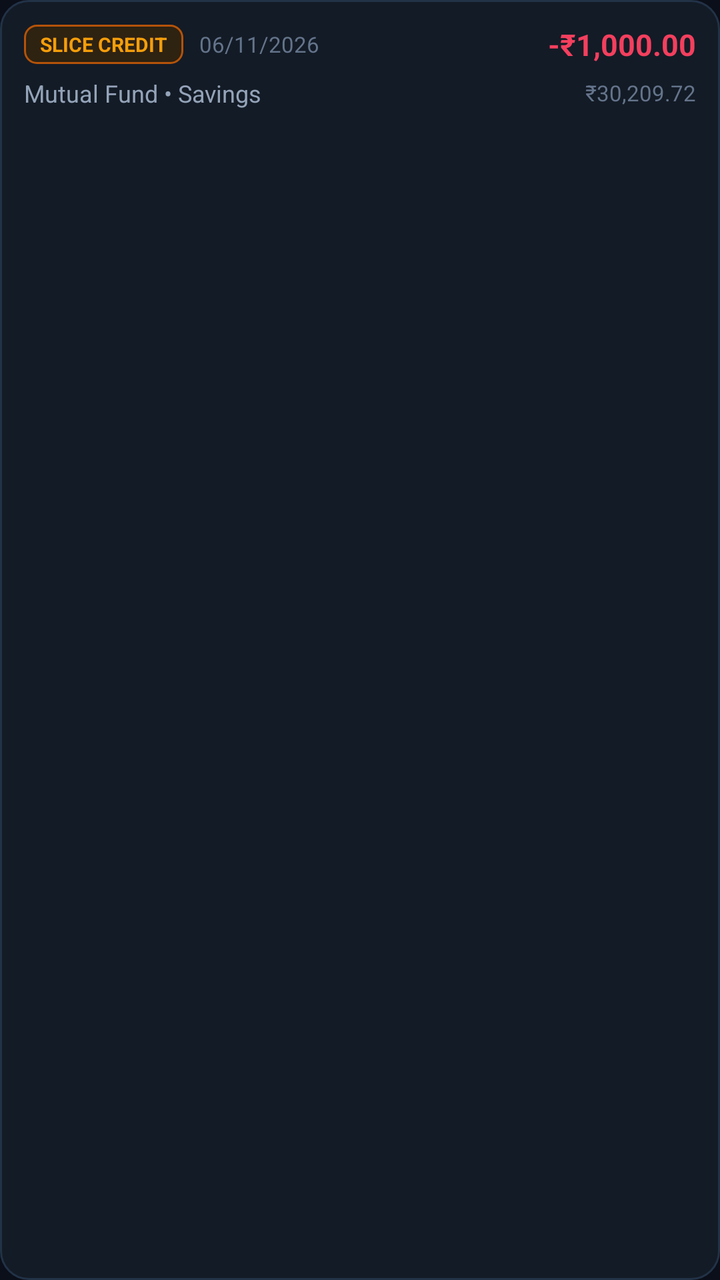
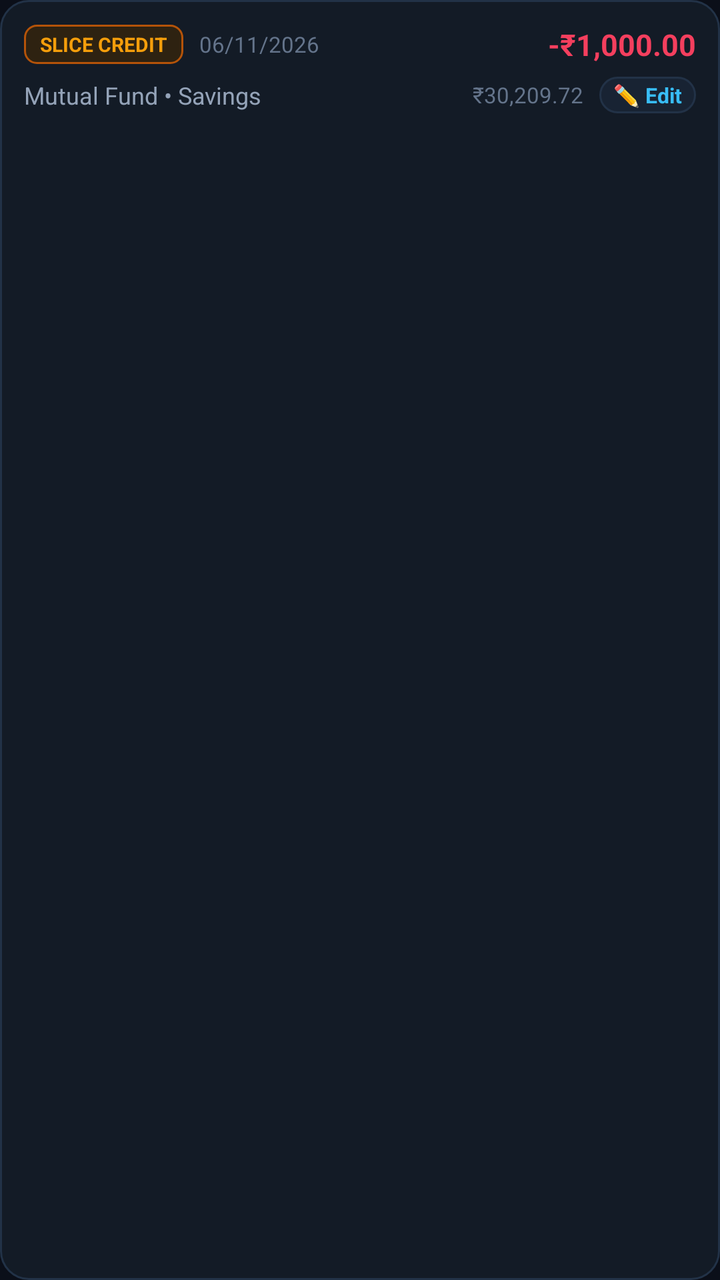

The first picture is an Android layout as it rendered before a commit; the second is the same layout after the commit. The layout source and the unified diff follow.
<!-- AndroidManifest.xml: application theme AppTheme -->
<!-- res/layout/item_transaction.xml -->
<?xml version="1.0" encoding="utf-8"?>
<LinearLayout
    xmlns:android="http://schemas.android.com/apk/res/android"
    android:layout_width="match_parent"
    android:layout_height="wrap_content"
    android:orientation="vertical"
    android:background="@drawable/bg_card"
    android:padding="12dp"
    android:layout_marginBottom="8dp">

    
    <LinearLayout
        android:layout_width="match_parent"
        android:layout_height="wrap_content"
        android:orientation="horizontal"
        android:gravity="center_vertical">

        
        <TextView
            android:id="@+id/tvTxSourceBadge"
            android:layout_width="wrap_content"
            android:layout_height="wrap_content"
            android:text="SLICE CREDIT"
            android:textColor="@color/amber_gold"
            android:textSize="10sp"
            android:textStyle="bold"
            android:background="@drawable/bg_badge_loan"
            android:paddingStart="8dp"
            android:paddingEnd="8dp"
            android:paddingTop="3dp"
            android:paddingBottom="3dp" />

        <TextView
            android:id="@+id/tvTxDate"
            android:layout_width="wrap_content"
            android:layout_height="wrap_content"
            android:layout_marginStart="8dp"
            android:text="06/11/2026"
            android:textColor="@color/text_muted"
            android:textSize="11sp" />

        <View
            android:layout_width="0dp"
            android:layout_height="1dp"
            android:layout_weight="1" />

        
        <TextView
            android:id="@+id/tvTxAmount"
            android:layout_width="wrap_content"
            android:layout_height="wrap_content"
            android:text="-₹1,000.00"
            android:textColor="@color/red_rose"
            android:textSize="15sp"
            android:textStyle="bold" />
    </LinearLayout>

    
    <LinearLayout
        android:layout_width="match_parent"
        android:layout_height="wrap_content"
        android:layout_marginTop="6dp"
        android:orientation="horizontal"
        android:gravity="center_vertical">

        <TextView
            android:id="@+id/tvTxCategoryDesc"
            android:layout_width="0dp"
            android:layout_height="wrap_content"
            android:layout_weight="1"
            android:text="Mutual Fund • Savings"
            android:textColor="@color/text_secondary"
            android:textSize="12sp" />

        <TextView
            android:id="@+id/tvTxRemainder"
            android:layout_width="wrap_content"
            android:layout_height="wrap_content"
            android:text="₹30,209.72"
            android:textColor="@color/text_muted"
            android:textSize="11sp" />
    </LinearLayout>

</LinearLayout>
<!-- resources referenced by this layout -->
<resources>
  <color name="amber_gold">#F59E0B</color>
  <color name="red_rose">#F43F5E</color>
  <color name="text_muted">#64748B</color>
  <color name="text_secondary">#94A3B8</color>
  <!-- drawable bg_badge_loan (drawable) -->
  <?xml version="1.0" encoding="utf-8"?>
  <shape xmlns:android="http://schemas.android.com/apk/res/android"
      android:shape="rectangle">
      <solid android:color="@color/amber_bg" />
      <corners android:radius="6dp" />
      <stroke
          android:width="1dp"
          android:color="#B45309" />
  </shape>
  <!-- drawable bg_card (drawable) -->
  <?xml version="1.0" encoding="utf-8"?>
  <shape xmlns:android="http://schemas.android.com/apk/res/android"
      android:shape="rectangle">
      <solid android:color="@color/bg_card" />
      <corners android:radius="14dp" />
      <stroke
          android:width="1dp"
          android:color="@color/border_dark" />
  </shape>
  <style name="AppTheme" parent="Theme.MaterialComponents.DayNight.NoActionBar">
          <item name="colorPrimary">@color/colorPrimary</item>
          <item name="colorPrimaryDark">@color/colorPrimaryDark</item>
          <item name="colorAccent">@color/colorAccent</item>
          <item name="android:windowBackground">@color/bg_dark</item>
          <item name="android:statusBarColor">@color/bg_dark</item>
          <item name="android:navigationBarColor">@color/nav_bottom_bg</item>
          <item name="android:textColorPrimary">@color/text_primary</item>
          <item name="android:textColorSecondary">@color/text_secondary</item>
      </style>
  <color name="amber_bg">#2E2211</color>
  <color name="bg_card">#131B26</color>
  <color name="border_dark">#223247</color>
  <color name="colorPrimary">#10B981</color>
  <color name="colorPrimaryDark">#0B0F19</color>
  <color name="colorAccent">#10B981</color>
  <color name="bg_dark">#0B0F19</color>
  <color name="nav_bottom_bg">#0E1420</color>
  <color name="text_primary">#F8FAFC</color>
</resources>

<!-- the commit's change to res/layout/item_transaction.xml (unified diff, before → after) -->
@@ -5,6 +5,9 @@
     android:layout_height="wrap_content"
     android:orientation="vertical"
     android:background="@drawable/bg_card"
+    android:foreground="?android:attr/selectableItemBackground"
+    android:clickable="true"
+    android:focusable="true"
     android:padding="12dp"
     android:layout_marginBottom="8dp">
 
@@ -79,6 +82,21 @@
             android:text="₹30,209.72"
             android:textColor="@color/text_muted"
             android:textSize="11sp" />
+
+        <TextView
+            android:id="@+id/btnEditTxItem"
+            android:layout_width="wrap_content"
+            android:layout_height="wrap_content"
+            android:layout_marginStart="8dp"
+            android:background="@drawable/bg_pill_dark"
+            android:text="✏️ Edit"
+            android:textColor="@color/blue_sky"
+            android:textSize="10.5sp"
+            android:textStyle="bold"
+            android:paddingStart="7dp"
+            android:paddingEnd="7dp"
+            android:paddingTop="2dp"
+            android:paddingBottom="2dp" />
     </LinearLayout>
 
 </LinearLayout>
<!-- resource entries referenced after the edit -->
@@ -1,6 +1,7 @@
 <!-- resources referenced by this layout -->
 <resources>
   <color name="amber_gold">#F59E0B</color>
+  <color name="blue_sky">#38BDF8</color>
   <color name="red_rose">#F43F5E</color>
   <color name="text_muted">#64748B</color>
   <color name="text_secondary">#94A3B8</color>
@@ -24,6 +25,16 @@
           android:width="1dp"
           android:color="@color/border_dark" />
   </shape>
+  <!-- drawable bg_pill_dark (drawable) -->
+  <?xml version="1.0" encoding="utf-8"?>
+  <shape xmlns:android="http://schemas.android.com/apk/res/android"
+      android:shape="rectangle">
+      <solid android:color="@color/bg_card_secondary" />
+      <corners android:radius="20dp" />
+      <stroke
+          android:width="1dp"
+          android:color="@color/border_dark" />
+  </shape>
   <style name="AppTheme" parent="Theme.MaterialComponents.DayNight.NoActionBar">
           <item name="colorPrimary">@color/colorPrimary</item>
           <item name="colorPrimaryDark">@color/colorPrimaryDark</item>
@@ -37,6 +48,7 @@
   <color name="amber_bg">#2E2211</color>
   <color name="bg_card">#131B26</color>
   <color name="border_dark">#223247</color>
+  <color name="bg_card_secondary">#182333</color>
   <color name="colorPrimary">#10B981</color>
   <color name="colorPrimaryDark">#0B0F19</color>
   <color name="colorAccent">#10B981</color>
